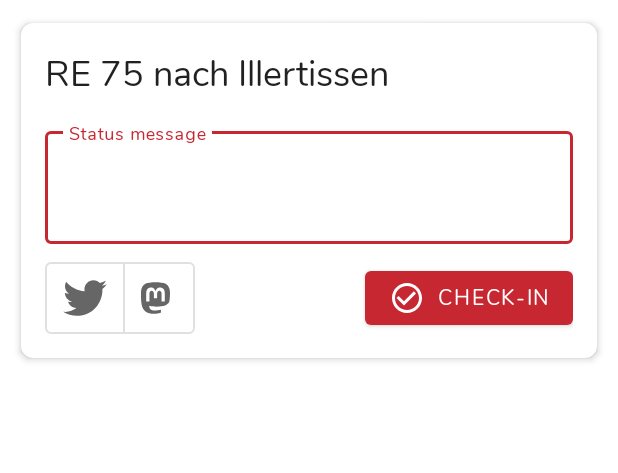
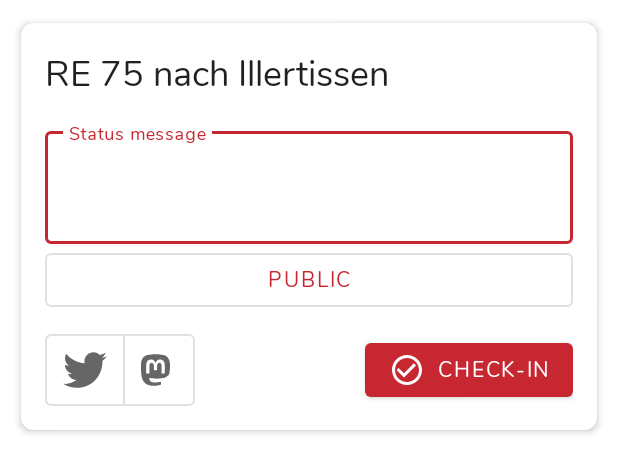
Before and after one commit to Traewelldroid/traewelldroid, an Android app: the layout fragment_check_in.xml on its own in the app's theme, with its tools: preview values and no code run, on a phone screen of 412 x 824 dp. Shown: the top 473 px of the screen. Run offline under Robolectric (Android 15) with nearby library versions, the phone set to English and light mode, and no system bars; network calls fail.

Commit message:
implemented status visibility selection closes #16

```diff
--- a/app/src/main/java/de/hbch/traewelling/shared/CheckInViewModel.kt
+++ b/app/src/main/java/de/hbch/traewelling/shared/CheckInViewModel.kt
@@ -25,6 +25,7 @@ class CheckInViewModel : ViewModel() {
     val message = MutableLiveData<String>()
     val tweet = MutableLiveData(false)
     val toot = MutableLiveData(false)
+    val statusVisibility = MutableLiveData(StatusVisibility.PUBLIC)
 
     private val _checkInResponse = MutableLiveData<CheckInResponse?>()
     val checkInResponse: LiveData<CheckInResponse?> get() = _checkInResponse
@@ -44,13 +45,14 @@ class CheckInViewModel : ViewModel() {
         _checkInResponse.value = null
         tweet.value = false
         toot.value = false
+        statusVisibility.value = StatusVisibility.PUBLIC
     }
 
     fun checkIn() {
         val checkInRequest = CheckInRequest(
             message.value!!,
             0,
-            StatusVisibility.PUBLIC,
+            statusVisibility.value ?: StatusVisibility.PUBLIC,
             0,
             tweet.value!!,
             toot.value!!,
--- a/app/src/main/java/de/hbch/traewelling/ui/searchConnection/SearchConnectionViewModel.kt
+++ b/app/src/main/java/de/hbch/traewelling/ui/searchConnection/SearchConnectionViewModel.kt
@@ -6,6 +6,7 @@ import androidx.lifecycle.MutableLiveData
 import androidx.lifecycle.ViewModel
 import de.hbch.traewelling.api.TraewellingApi
 import de.hbch.traewelling.api.models.trip.HafasTripPage
+import io.sentry.Sentry
 import retrofit2.Call
 import retrofit2.Callback
 import retrofit2.Response
@@ -28,10 +29,12 @@ class SearchConnectionViewModel: ViewModel() {
                         if (trip != null) {
                             _departures.value = trip!!
                         }
+                    } else {
+                        Sentry.captureMessage(response.errorBody()?.string() ?: "SearchConnectionViewModel:searchConnections error")
                     }
                 }
                 override fun onFailure(call: Call<HafasTripPage>, t: Throwable) {
-
+                    Sentry.captureException(t)
                 }
             })
     }
--- /dev/null
+++ b/app/src/main/res/drawable/ic_public.xml
@@ -0,0 +1,10 @@
+<vector xmlns:android="http://schemas.android.com/apk/res/android"
+    android:width="24dp"
+    android:height="24dp"
+    android:viewportWidth="24"
+    android:viewportHeight="24"
+    android:tint="?attr/colorControlNormal">
+  <path
+      android:fillColor="@android:color/white"
+      android:pathData="M12,2C6.48,2 2,6.48 2,12s4.48,10 10,10 10,-4.48 10,-10S17.52,2 12,2zM11,19.93c-3.95,-0.49 -7,-3.85 -7,-7.93 0,-0.62 0.08,-1.21 0.21,-1.79L9,15v1c0,1.1 0.9,2 2,2v1.93zM17.9,17.39c-0.26,-0.81 -1,-1.39 -1.9,-1.39h-1v-3c0,-0.55 -0.45,-1 -1,-1L8,12v-2h2c0.55,0 1,-0.45 1,-1L11,7h2c1.1,0 2,-0.9 2,-2v-0.41c2.93,1.19 5,4.06 5,7.41 0,2.08 -0.8,3.97 -2.1,5.39z"/>
+</vector>
--- a/app/src/main/res/layout/fragment_check_in.xml
+++ b/app/src/main/res/layout/fragment_check_in.xml
@@ -10,6 +10,9 @@
         <variable
             name="viewModel"
             type="de.hbch.traewelling.shared.CheckInViewModel" />
+        <variable
+            name="checkInFragment"
+            type="de.hbch.traewelling.ui.checkIn.CheckInFragment" />
     </data>
 
     <androidx.constraintlayout.widget.ConstraintLayout
@@ -55,6 +58,17 @@
                         android:text="@={viewModel.message}" />
                 </com.google.android.material.textfield.TextInputLayout>
 
+                <com.google.android.material.button.MaterialButton
+                    android:layout_width="match_parent"
+                    android:layout_height="wrap_content"
+                    android:id="@+id/btn_select_visibility"
+                    style="@style/Widget.MaterialComponents.Button.OutlinedButton"
+                    app:layout_constraintTop_toBottomOf="@id/text_input_status_message"
+                    statusVisibility="@{viewModel.statusVisibility}"
+                    tools:text="@string/visibility_public"
+                    tools:icon="@drawable/ic_public"
+                    android:onClick="@{() -> checkInFragment.selectStatusVisibility()}" />
+
                 <com.google.android.material.button.MaterialButtonToggleGroup
                     android:layout_width="wrap_content"
                     android:layout_height="wrap_content"
@@ -82,7 +96,7 @@
                     android:layout_height="wrap_content"
                     android:text="@string/check_in"
                     android:id="@+id/btn_check_in"
-                    app:layout_constraintTop_toBottomOf="@id/text_input_status_message"
+                    app:layout_constraintTop_toBottomOf="@id/btn_select_visibility"
                     app:layout_constraintEnd_toEndOf="@id/text_input_status_message"
                     android:layout_marginTop="12dp"
                     app:icon="@drawable/ic_check_in"
--- a/app/src/main/res/values/strings.xml
+++ b/app/src/main/res/values/strings.xml
@@ -31,4 +31,9 @@
     <string name="check_in_successful">You are checked in!</string>
     <string name="title_select_date">Select the departure date</string>
     <string name="title_select_time">Select the departure time</string>
+    <string name="title_select_visibility">Select the desired status visibility:</string>
+    <string name="visibility_public">Public</string>
+    <string name="visibility_unlisted">Unlisted</string>
+    <string name="visibility_followers">Just for followers</string>
+    <string name="visibility_private">Private</string>
 </resources>
```
Also changed, not shown: app/src/main/java/de/hbch/traewelling/adapters/DataBindingAdapters.kt (+20 -0 lines), app/src/main/java/de/hbch/traewelling/ui/checkIn/CheckInFragment.kt (+9 -0 lines), app/src/main/java/de/hbch/traewelling/ui/include/selectStatusVisibility/SelectStatusVisibilityBottomSheet.kt (added, +57 -0 lines), app/src/main/res/drawable/ic_lock.xml (added, +10 -0 lines), app/src/main/res/drawable/ic_lock_open.xml (added, +10 -0 lines), app/src/main/res/drawable/ic_people.xml (added, +10 -0 lines), app/src/main/res/layout/bottom_sheet_select_status_visibility.xml (added, +34 -0 lines), 1 other file.
